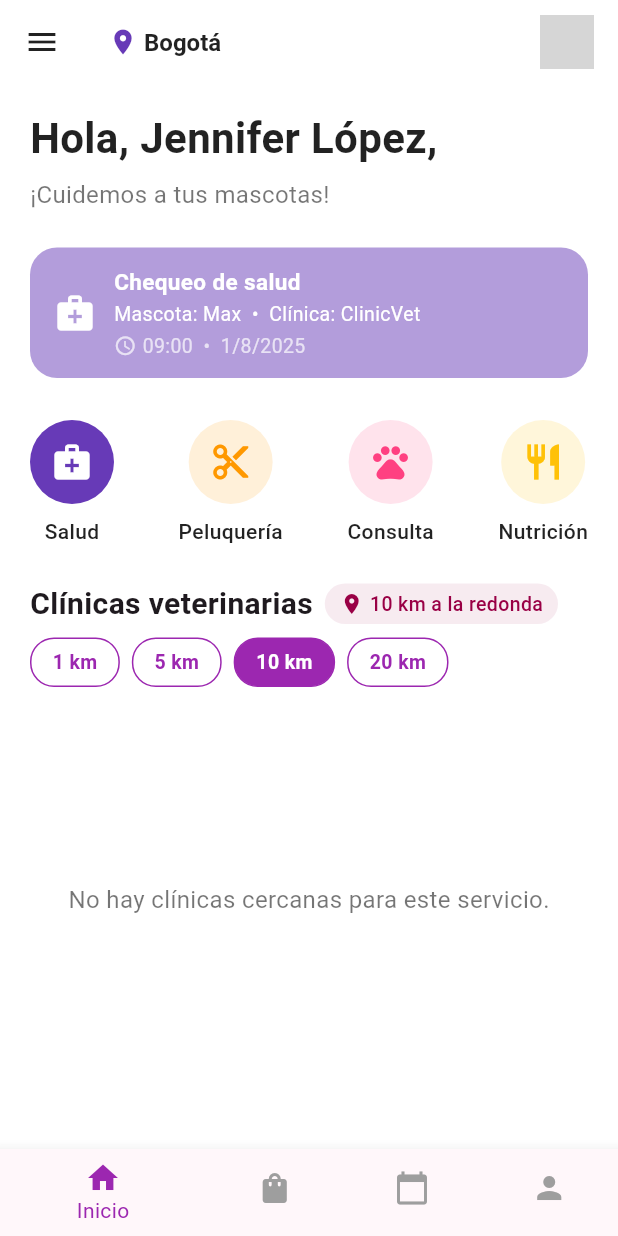
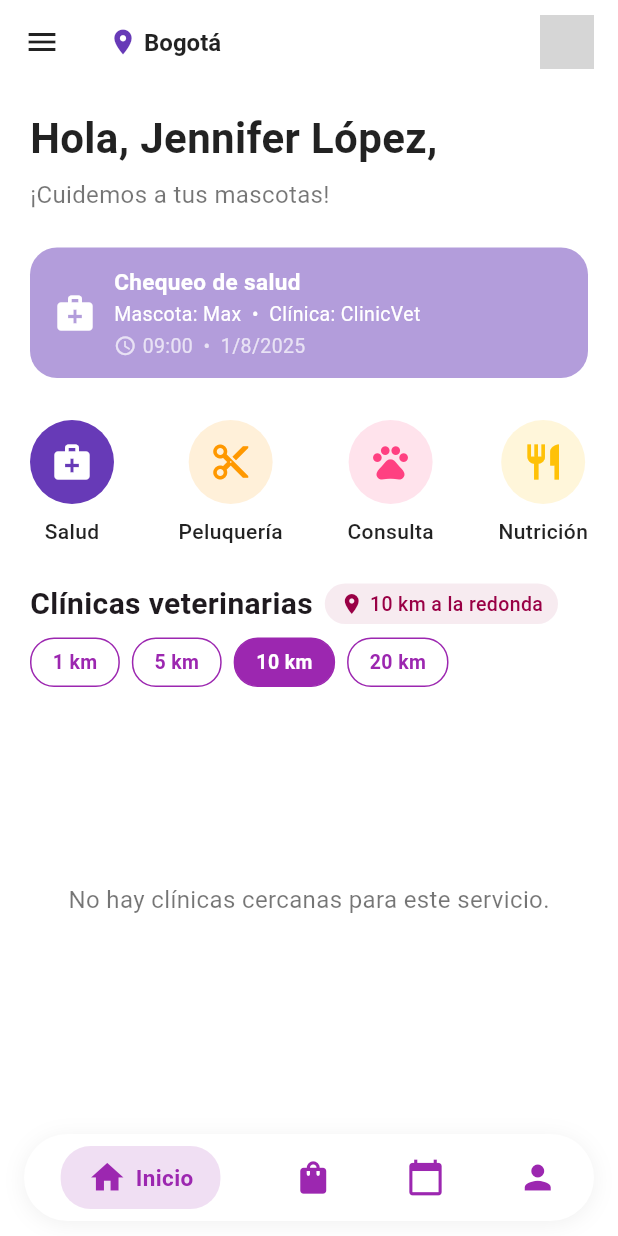
Before and after one commit to johnbayronp/VettierApp, a Flutter app: the screen it shows after launch, on a phone screen of 412 x 824 dp. Run offline on Flutter 3.47's test engine with Material 3 defaults, Android fonts, the phone set to English and light mode, and no system bars; our stand-ins replace cloud_firestore, firebase_auth, firebase_core, geocoding, geolocator; accounts and stored records are empty; network calls fail; grey boxes are pictures that could not be loaded.

Commit message:
navbar ok

```diff
--- a/lib/features/explore/presentation/explore_screen.dart
+++ b/lib/features/explore/presentation/explore_screen.dart
@@ -1,5 +1,4 @@
 import 'package:flutter/material.dart';
-import '../../../shared/widgets/custom_bottom_nav_bar.dart';
 
 class ExploreScreen extends StatelessWidget {
   const ExploreScreen({Key? key}) : super(key: key);
--- a/lib/features/profile/presentation/profile_screen.dart
+++ b/lib/features/profile/presentation/profile_screen.dart
@@ -1,5 +1,4 @@
 import 'package:flutter/material.dart';
-import 'package:mirallapp/shared/widgets/custom_bottom_nav_bar.dart';
 import 'edit_profile_screen.dart';
 import 'package:firebase_auth/firebase_auth.dart';
 import '../data/user_repository.dart';
--- a/lib/main.dart
+++ b/lib/main.dart
@@ -7,7 +7,7 @@ import 'features/auth/data/firebase_auth_repository.dart';
 import 'features/home/presentation/home_screen.dart';
 import 'features/explore/presentation/explore_screen.dart';
 import 'features/profile/presentation/profile_screen.dart';
-import 'package:mirallapp/shared/widgets/custom_bottom_nav_bar.dart';
+import 'package:mirallapp/shared/widgets/custom_animated_nav_bar.dart';
 
 void main() async {
   WidgetsFlutterBinding.ensureInitialized();
@@ -105,30 +105,11 @@ class _MainNavigationState extends State<MainNavigation> {
       ProfileScreen(),
     ];
     return Scaffold(
+      backgroundColor: Colors.white,
       body: screens[_selectedIndex],
-      bottomNavigationBar: BottomNavigationBar(
-        currentIndex: _selectedIndex,
-        onTap: _onNav,
-        selectedItemColor: Colors.purple,
-        unselectedItemColor: Colors.grey,
-        items: const [
-          BottomNavigationBarItem(
-            icon: Icon(Icons.home),
-            label: 'Inicio',
-          ),
-          BottomNavigationBarItem(
-            icon: Icon(Icons.shopping_bag),
-            label: 'Productos',
-          ),
-          BottomNavigationBarItem(
-            icon: Icon(Icons.calendar_today),
-            label: 'Citas',
-          ),
-          BottomNavigationBarItem(
-            icon: Icon(Icons.person),
-            label: 'Perfil',
-          ),
-        ],
+      bottomNavigationBar: CustomAnimatedNavBar(
+        selectedIndex: _selectedIndex,
+        onItemSelected: _onNav,
       ),
     );
   }
--- /dev/null
+++ b/lib/shared/widgets/custom_animated_nav_bar.dart
@@ -0,0 +1,74 @@
+import 'package:flutter/material.dart';
+
+class CustomAnimatedNavBar extends StatelessWidget {
+  final int selectedIndex;
+  final Function(int) onItemSelected;
+  const CustomAnimatedNavBar({required this.selectedIndex, required this.onItemSelected});
+
+  @override
+  Widget build(BuildContext context) {
+    final items = [
+      {'icon': Icons.home, 'label': 'Inicio'},
+      {'icon': Icons.shopping_bag, 'label': 'Productos'},
+      {'icon': Icons.calendar_today, 'label': 'Citas'},
+      {'icon': Icons.person, 'label': 'Perfil'},
+    ];
+    return Container(
+      margin: const EdgeInsets.symmetric(horizontal: 16, vertical: 10),
+      padding: const EdgeInsets.symmetric(vertical: 8),
+      decoration: BoxDecoration(
+        color: Colors.white,
+        borderRadius: BorderRadius.circular(32),
+        boxShadow: [
+          BoxShadow(
+            color: Colors.black.withOpacity(0.06), // sombra muy suave, sin morado
+            blurRadius: 12,
+            offset: Offset(0, 2),
+          ),
+        ],
+      ),
+      child: Row(
+        mainAxisAlignment: MainAxisAlignment.spaceAround,
+        children: List.generate(items.length, (i) {
+          final selected = i == selectedIndex;
+          return GestureDetector(
+            onTap: () => onItemSelected(i),
+            child: AnimatedContainer(
+              duration: const Duration(milliseconds: 250),
+              curve: Curves.ease,
+              padding: EdgeInsets.symmetric(horizontal: selected ? 18 : 0, vertical: 8),
+              decoration: BoxDecoration(
+                color: selected ? Colors.purple.withOpacity(0.15) : Colors.transparent,
+                borderRadius: BorderRadius.circular(20),
+              ),
+              child: Row(
+                children: [
+                  Icon(
+                    items[i]['icon'] as IconData,
+                    color: Colors.purple,
+                    size: 26,
+                  ),
+                  if (selected) ...[
+                    const SizedBox(width: 6),
+                    AnimatedSwitcher(
+                      duration: const Duration(milliseconds: 250),
+                      child: Text(
+                        items[i]['label'] as String,
+                        key: ValueKey(i),
+                        style: const TextStyle(
+                          color: Colors.purple,
+                          fontWeight: FontWeight.bold,
+                          fontSize: 15,
+                        ),
+                      ),
+                    ),
+                  ]
+                ],
+              ),
+            ),
+          );
+        }),
+      ),
+    );
+  }
+}
```
Also changed, not shown: lib/shared/widgets/custom_bottom_nav_bar.dart (deleted, +0 -81 lines).
